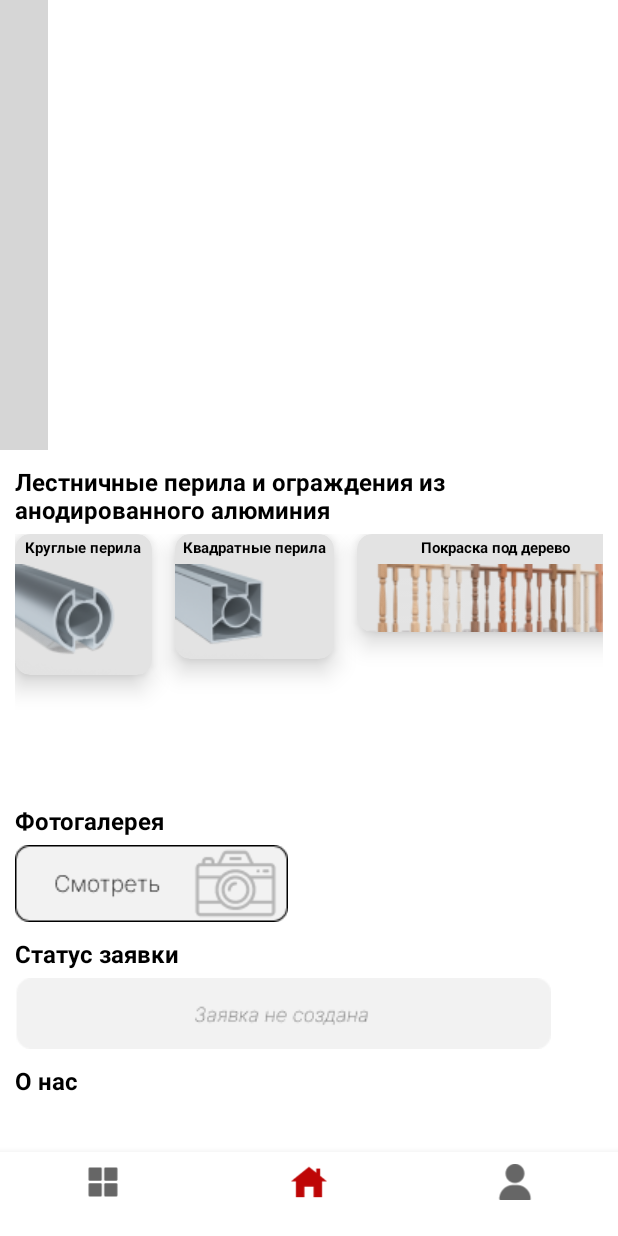
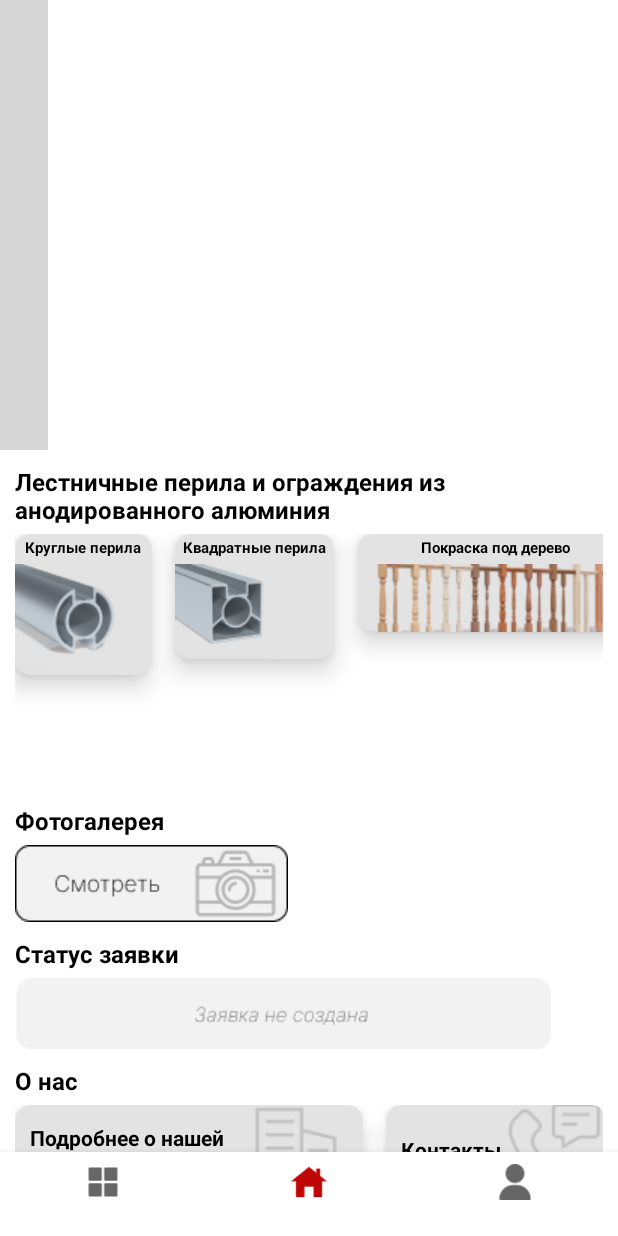
Before and after one commit to AndPhv/AlumPerilaApp, an Android app: the screen it shows after launch (MainActivity), on a phone screen of 412 x 824 dp. Run offline under Robolectric (Android 15) with nearby library versions, the phone set to English and light mode, and no system bars; our stand-ins replace navigation-ui; libraries missing offline, so code that uses them is left out: com.denzcoskun.imageslider; plain views replace ImageSlider; 7 statements that could not run were skipped; grey boxes are pictures that could not be loaded.

Commit message:
Создание адаптера "О нас" в домашнем разделе

```diff
--- a/app/src/main/java/com/example/alumperilaapp/ui/home/HomeFragment.kt
+++ b/app/src/main/java/com/example/alumperilaapp/ui/home/HomeFragment.kt
@@ -18,6 +18,7 @@ class HomeFragment : Fragment(R.layout.fragment_home) {
     private val vm: HomeViewModel by viewModels()
     //private val homeAdapter = HomeAdapter()
     private val homePerilAdapter = HomePerilaAdapter()
+    private val homeONasAdapter = HomeONasAdapter()
 
     private val imageList = arrayListOf<SlideModel>()
     override fun onCreateView(
@@ -44,6 +45,9 @@ class HomeFragment : Fragment(R.layout.fragment_home) {
         vm.getHomePerilaLiveData().observe(viewLifecycleOwner) {
             homePerilAdapter.updateHomePerilaList(it)
         }
+        vm.getHomeONasLiveData().observe(viewLifecycleOwner) {
+            homeONasAdapter.updateHomeONasList(it)
+        }
     }
 
     override fun onViewCreated(view: View, savedInstanceState: Bundle?) {
@@ -56,6 +60,10 @@ class HomeFragment : Fragment(R.layout.fragment_home) {
             rcPerila.adapter = homePerilAdapter
             rcPerila.layoutManager = LinearLayoutManager(requireContext(), LinearLayoutManager.HORIZONTAL, false)
             rcPerila.setItemViewCacheSize(20)
+
+            rcONas.adapter = homeONasAdapter
+            rcONas.layoutManager = LinearLayoutManager(requireContext(), LinearLayoutManager.HORIZONTAL, false)
+            rcONas.setItemViewCacheSize(20)
         }
     }
 }
--- /dev/null
+++ b/app/src/main/java/com/example/alumperilaapp/ui/home/HomeONasAdapter.kt
@@ -0,0 +1,43 @@
+package com.example.alumperilaapp.ui.home
+
+import android.view.LayoutInflater
+import android.view.View
+import android.view.ViewGroup
+import android.widget.ImageView
+import android.widget.TextView
+import androidx.recyclerview.widget.RecyclerView
+import com.example.alumperilaapp.R
+import com.example.domain.HomeONasDomain
+
+class HomeONasAdapter : RecyclerView.Adapter<HomeONasAdapter.HomeONasViewHolder>() {
+
+    private var homeONasList = arrayListOf<HomeONasDomain>()
+
+    class HomeONasViewHolder(itemView: View) : RecyclerView.ViewHolder(itemView) {
+        val imgONas: ImageView = itemView.findViewById(R.id.imgONasHome)
+        val txtONas: TextView = itemView.findViewById(R.id.txtONasHome)
+    }
+
+    override fun onCreateViewHolder(parent: ViewGroup, viewType: Int): HomeONasViewHolder {
+        val view = LayoutInflater.from(parent.context)
+            .inflate(R.layout.o_nas_home_item, parent, false)
+        return HomeONasViewHolder(view)
+    }
+
+    override fun onBindViewHolder(holder: HomeONasViewHolder, position: Int) {
+        val homeONas = homeONasList[position]
+        holder.imgONas.setImageResource(homeONas.imgONas)
+        holder.txtONas.text = homeONas.txtONas
+    }
+
+    override fun getItemCount(): Int {
+        return homeONasList.size
+    }
+
+    fun updateHomeONasList(inputArrayList: List<HomeONasDomain>) {
+        this.homeONasList.clear()
+        notifyItemChanged(1)
+        this.homeONasList.addAll(inputArrayList)
+        notifyItemRangeChanged(0, inputArrayList.size)
+    }
+}
--- a/app/src/main/java/com/example/alumperilaapp/ui/home/HomePerilaAdapter.kt
+++ b/app/src/main/java/com/example/alumperilaapp/ui/home/HomePerilaAdapter.kt
@@ -40,5 +40,4 @@ class HomePerilaAdapter : RecyclerView.Adapter<HomePerilaAdapter.HomePerilaViewH
         this.homePerilaList.addAll(inputArrayList)
         notifyItemRangeChanged(0, inputArrayList.size)
     }
-
 }
--- a/app/src/main/java/com/example/alumperilaapp/ui/home/HomeViewModel.kt
+++ b/app/src/main/java/com/example/alumperilaapp/ui/home/HomeViewModel.kt
@@ -5,6 +5,7 @@ import androidx.lifecycle.MutableLiveData
 import androidx.lifecycle.ViewModel
 import com.example.alumperilaapp.R
 import com.example.domain.HomeDomain
+import com.example.domain.HomeONasDomain
 import com.example.domain.HomePerilaDomain
 
 class HomeViewModel : ViewModel() {
@@ -20,11 +21,24 @@ class HomeViewModel : ViewModel() {
         HomePerilaDomain((R.drawable.perila_home_7), "Схемы сборки")
     )
 
+    private val homeONasList = arrayListOf(
+        HomeONasDomain((R.drawable.o_nas_home_1), "Подробнее о нашей \n компании"),
+        HomeONasDomain((R.drawable.o_nas_home_2), "Контакты"),
+        HomeONasDomain((R.drawable.o_nas_home_3), "Новости"),
+        HomeONasDomain((R.drawable.o_nas_home_4), "Статьи")
+    )
+
     private val homePerilaLiveData = MutableLiveData<List<HomePerilaDomain>>()
+    private val homeONasLiveData = MutableLiveData<List<HomeONasDomain>>()
 
     fun getHomePerilaLiveData(): LiveData<List<HomePerilaDomain>> = homePerilaLiveData
+    fun getHomeONasLiveData(): LiveData<List<HomeONasDomain>> = homeONasLiveData
 
     init {
         homePerilaLiveData.value = homePerilaList
     }
+
+    init {
+        homeONasLiveData.value = homeONasList
+    }
 }
--- a/app/src/main/res/layout/fragment_home.xml
+++ b/app/src/main/res/layout/fragment_home.xml
@@ -102,12 +102,12 @@
         <androidx.recyclerview.widget.RecyclerView
             android:id="@+id/rcONas"
             android:layout_width="match_parent"
-            android:layout_height="wrap_content"
+            android:layout_height="90dp"
             android:layout_marginStart="10dp"
             android:layout_marginTop="5dp"
-            android:layout_marginEnd="10dp">
+            android:layout_marginEnd="10dp"
+            android:layout_marginBottom="15dp"
+            tools:listitem="@layout/o_nas_home_item">
         </androidx.recyclerview.widget.RecyclerView>
-
     </LinearLayout>
-
 </ScrollView>
--- /dev/null
+++ b/app/src/main/res/layout/o_nas_home_item.xml
@@ -0,0 +1,32 @@
+<?xml version="1.0" encoding="utf-8"?>
+<androidx.cardview.widget.CardView xmlns:android="http://schemas.android.com/apk/res/android"
+    xmlns:app="http://schemas.android.com/apk/res-auto"
+    android:layout_width="wrap_content"
+    android:layout_height="60dp"
+    app:cardBackgroundColor="#E3E3E3"
+    android:layout_marginEnd="15dp"
+    app:cardCornerRadius="10dp"
+    app:cardElevation="10dp">
+
+    <LinearLayout
+        android:layout_width="match_parent"
+        android:layout_height="match_parent"
+        android:orientation="horizontal">
+
+        <TextView
+            android:id="@+id/txtONasHome"
+            android:layout_width="wrap_content"
+            android:layout_height="wrap_content"
+            android:layout_gravity="center_vertical"
+            android:layout_marginLeft="10dp"
+            android:text="Подробнее о нашей компании"
+            android:textColor="#000000"
+            android:textStyle="bold" />
+
+        <ImageView
+            android:id="@+id/imgONasHome"
+            android:layout_width="match_parent"
+            android:layout_height="match_parent"
+            app:srcCompat="@drawable/o_nas_home_1" />
+    </LinearLayout>
+</androidx.cardview.widget.CardView>
--- /dev/null
+++ b/domain/src/main/java/com/example/domain/HomeONasDomain.kt
@@ -0,0 +1,6 @@
+package com.example.domain
+
+data class HomeONasDomain(
+    val imgONas: Int,
+    val txtONas: String
+)
```
Also changed, not shown: app/src/main/res/drawable/o_nas_home_1.png (added), app/src/main/res/drawable/o_nas_home_2.png (added), app/src/main/res/drawable/o_nas_home_3.png (added), app/src/main/res/drawable/o_nas_home_4.png (added).
